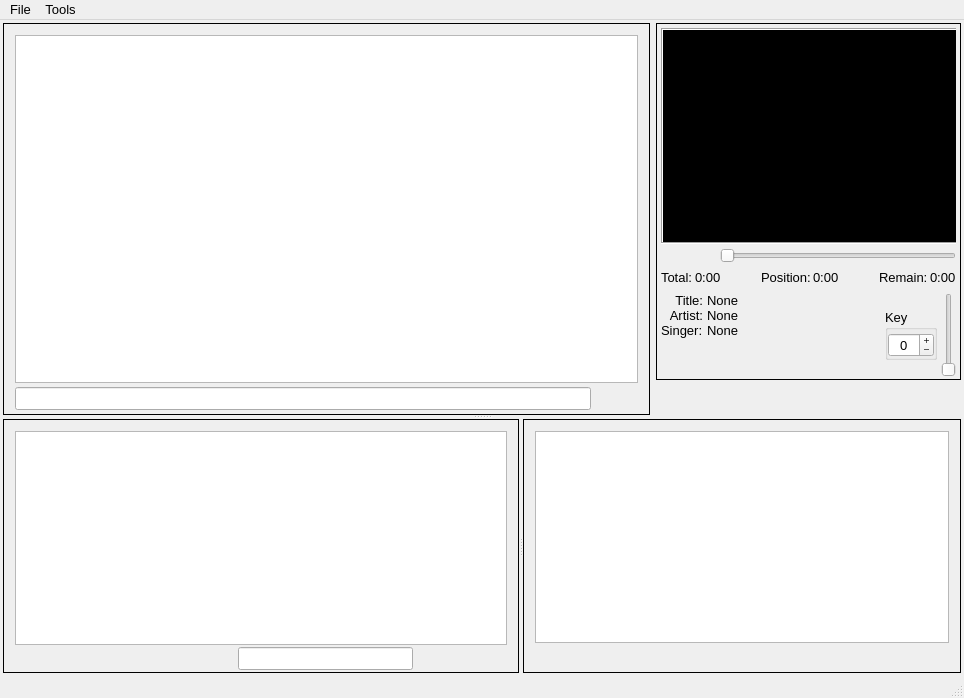
This is KaraokeHost/mainwindow.ui in OpenKJ/OpenKJ as Qt 5 draws it before an edit. The edited form follows.
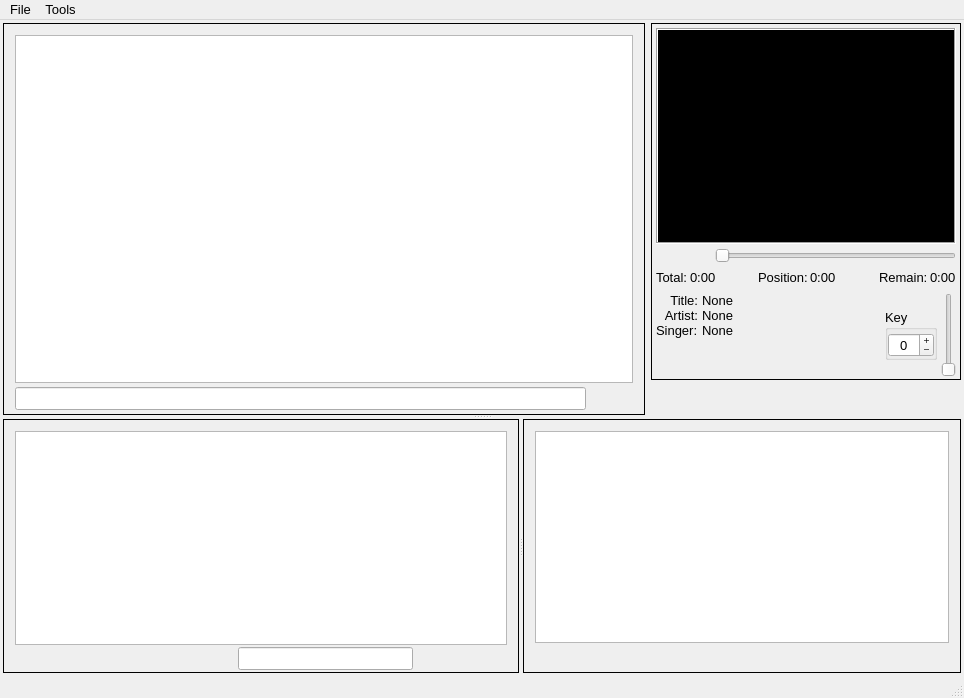
This is the edited form. Icons and pictures are not drawn.

Commit message: Kh - Slight UI sizing tweak to keep the CDG display from clipping

The edit to the form file:
```diff
--- a/KaraokeHost/mainwindow.ui
+++ b/KaraokeHost/mainwindow.ui
@@ -149,7 +149,7 @@
           </property>
           <property name="minimumSize">
            <size>
-            <width>305</width>
+            <width>310</width>
             <height>0</height>
            </size>
           </property>
```
